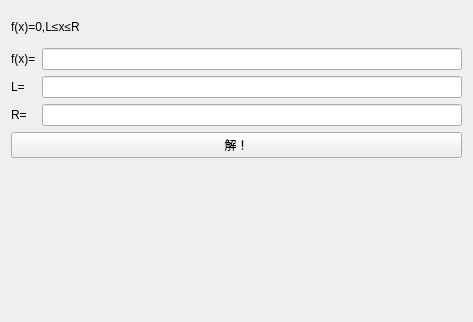
Old version of the form src/widgets/zeropointofmonotonicfunctioncalculatorwidget.ui in the repository LiuJunyu2006/awesome-equation-assistant.
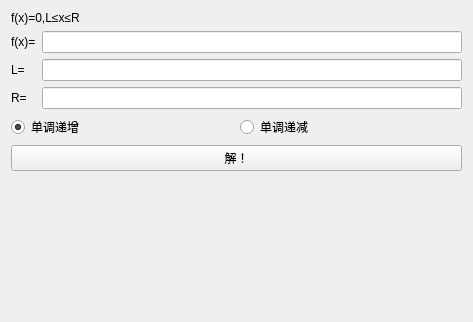
New version of the form. Custom widgets are drawn as their Qt base class.

Diff of the .ui file:
```diff
--- a/src/widgets/zeropointofmonotonicfunctioncalculatorwidget.ui
+++ b/src/widgets/zeropointofmonotonicfunctioncalculatorwidget.ui
@@ -13,8 +13,6 @@
   <property name="windowTitle">
    <string notr="true">单调函数零点</string>
   </property>
-  <layout class="QGridLayout" name="gridLayout_4">
-   <item row="0" column="0">
     <layout class="QGridLayout" name="gridLayout_3">
      <item row="0" column="0">
       <layout class="QGridLayout" name="gridLayout_2">
@@ -71,9 +69,28 @@
          </item>
         </layout>
        </item>
+     <item row="2" column="0">
+      <layout class="QHBoxLayout" name="horizontalLayout">
+       <item>
+        <widget class="QRadioButton" name="radioButtonIncrease">
+         <property name="text">
+          <string>单调递增</string>
+         </property>
+         <property name="checked">
+          <bool>true</bool>
+         </property>
+        </widget>
+       </item>
+       <item>
+        <widget class="QRadioButton" name="radioButtonDecrease">
+         <property name="text">
+          <string>单调递减</string>
+         </property>
+        </widget>
+       </item>
       </layout>
      </item>
-     <item row="1" column="0">
+     <item row="3" column="0">
       <widget class="QPushButton" name="pushButton">
        <property name="text">
         <string notr="true">解！</string>
```
Lines whose indentation alone changed are shown as unchanged.
